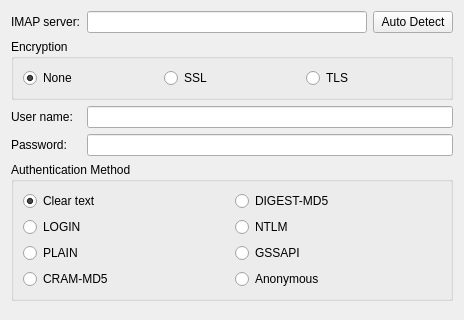
Old version of the form resources/imap/setupserverview.ui in the repository KDE/kdepim-runtime; both pictures show x 0 to 464 and y 0 to 320 of the 464 by 497 pixel window.
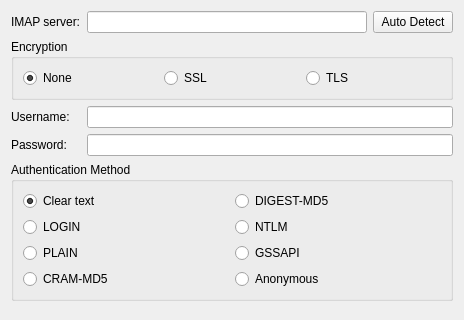
New version of the form. Custom widgets are drawn as their Qt base class.

Commit message:
Minor proof-reading changes.
(Note that a 'LDAP' was changed to 'an LDAP' as 'ell-DAP' or 'ell-dee-ay-pee'
begin with vowel sounds.)

Diff of the .ui file:
```diff
--- a/resources/imap/setupserverview.ui
+++ b/resources/imap/setupserverview.ui
@@ -97,7 +97,7 @@
         <string>The username.</string>
        </property>
        <property name="text">
-        <string>User name:</string>
+        <string>Username:</string>
        </property>
        <property name="buddy">
         <cstring>userName</cstring>
```
